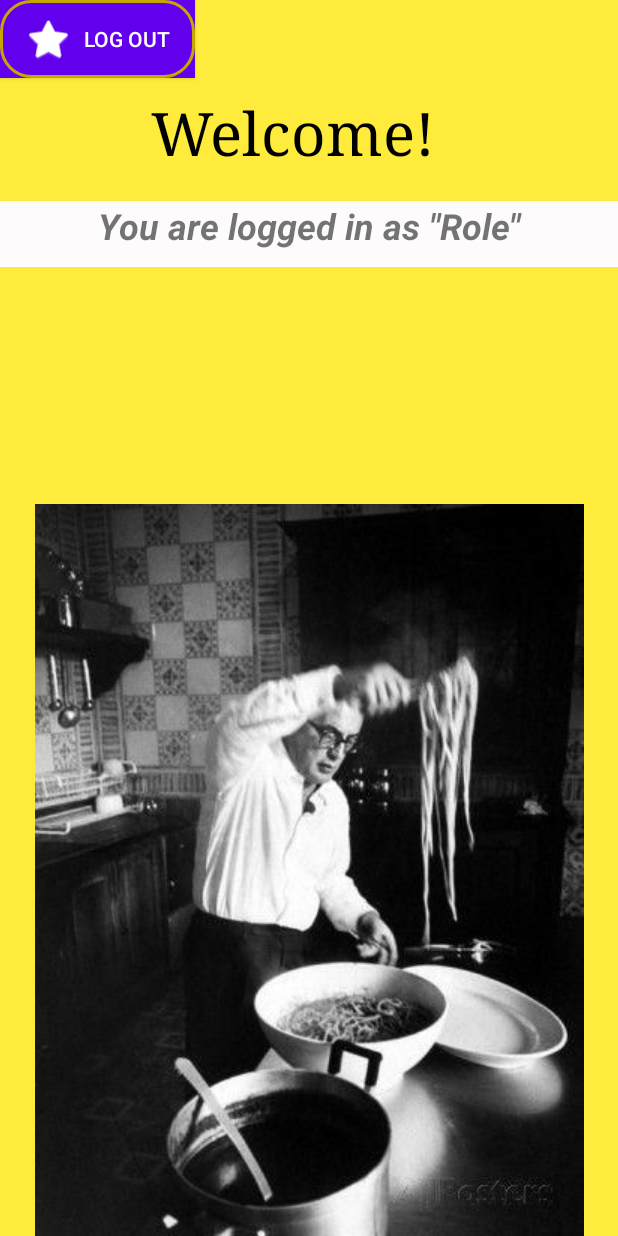
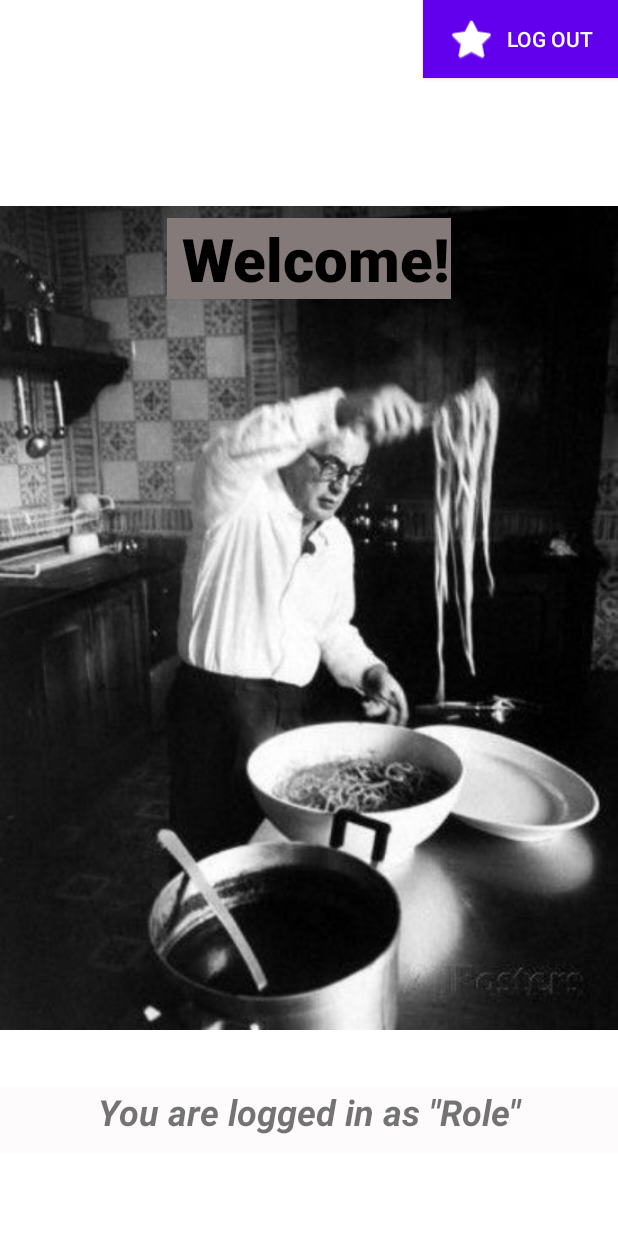
Before and after one commit to Tom-Latimer/Mealer, an Android app: the Home screen opened directly, with no data from a screen before it, on a phone screen of 412 x 824 dp. Run offline under Robolectric (Android 15) with nearby library versions, the phone set to English and light mode, and no system bars; our stand-ins replace Firebase (no records; nobody signed in at launch, a user with empty details on screens opened directly).

Commit message:
Revert "Home screen changes"
This reverts commit 61b2ca9711f6dad35d36c5809a3ebbf315e93dcb.

```diff
--- a/app/src/main/res/layout/activity_home.xml
+++ b/app/src/main/res/layout/activity_home.xml
@@ -4,49 +4,57 @@
     xmlns:tools="http://schemas.android.com/tools"
     android:layout_width="match_parent"
     android:layout_height="match_parent"
-    android:background="#FFEB3B"
     tools:context=".Home">
 
-    <LinearLayout
-        android:id="@+id/linearLayout4"
-        android:layout_width="match_parent"
+    <ImageView
+        android:id="@+id/imageView"
+        android:layout_width="0dp"
         android:layout_height="0dp"
-        android:orientation="vertical"
-        app:layout_constraintBottom_toTopOf="@+id/imageView"
+        app:layout_constraintBottom_toBottomOf="parent"
         app:layout_constraintEnd_toEndOf="parent"
-        app:layout_constraintHorizontal_bias="1.0"
         app:layout_constraintStart_toStartOf="parent"
         app:layout_constraintTop_toTopOf="parent"
-        app:layout_constraintVertical_bias="1.0">
+        android:src="@drawable/a99b323bfcfc25084e87cd29f6575533"/>
 
     <Button
         android:id="@+id/logOut"
         style="@style/Widget.AppCompat.Button"
         android:layout_width="wrap_content"
         android:layout_height="wrap_content"
-            android:background="#3564EF"
-            android:foreground="@drawable/edit_text_background"
+        android:background="#283267"
         android:onClick="btnLogOutClick"
         android:text="Log Out"
-            app:icon="@android:drawable/btn_star" />
+        app:icon="@android:drawable/btn_star"
+        app:layout_constraintEnd_toEndOf="parent"
+        app:layout_constraintTop_toTopOf="parent" />
 
-        <Space
+    <LinearLayout
+        android:id="@+id/linearLayout4"
         android:layout_width="match_parent"
-            android:layout_height="10dp" />
+        android:layout_height="match_parent"
+        android:layout_marginTop="90dp"
+        android:gravity="center"
+        android:orientation="vertical"
+        app:layout_constraintBottom_toBottomOf="parent"
+        app:layout_constraintEnd_toEndOf="parent"
+        app:layout_constraintHorizontal_bias="0.02"
+        app:layout_constraintStart_toStartOf="parent"
+        app:layout_constraintTop_toTopOf="parent">
 
         <TextView
             android:layout_width="wrap_content"
             android:layout_height="wrap_content"
             android:layout_marginStart="90dp"
             android:layout_marginEnd="90dp"
-            android:fontFamily="serif"
+            android:background="#857A7A"
+            android:fontFamily="sans-serif-black"
             android:text=" Welcome!"
             android:textColor="@color/black"
             android:textSize="40sp" />
 
         <Space
             android:layout_width="match_parent"
-            android:layout_height="20dp" />
+            android:layout_height="525dp" />
 
         <TextView
             android:id="@+id/textView"
@@ -61,14 +69,4 @@
             android:textStyle="bold|italic" />
 
     </LinearLayout>
-
-    <ImageView
-        android:id="@+id/imageView"
-        android:layout_width="wrap_content"
-        android:layout_height="wrap_content"
-        app:layout_constraintBottom_toBottomOf="parent"
-        app:layout_constraintEnd_toEndOf="parent"
-        app:layout_constraintStart_toStartOf="parent"
-        app:srcCompat="@drawable/a99b323bfcfc25084e87cd29f6575533" />
-
 </androidx.constraintlayout.widget.ConstraintLayout>
```
Lines whose indentation alone changed are shown as unchanged.
